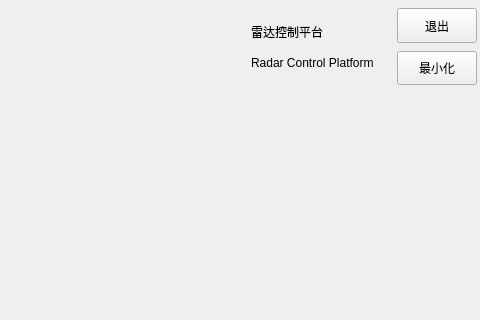
First picture: the form in mainPanel/mainoverlayout.ui, repository DanielWuxiaoxiao/DispCtrl, before the edit; both pictures show x 558 to 1038 and y 0 to 320 of the 1038 by 689 pixel window.
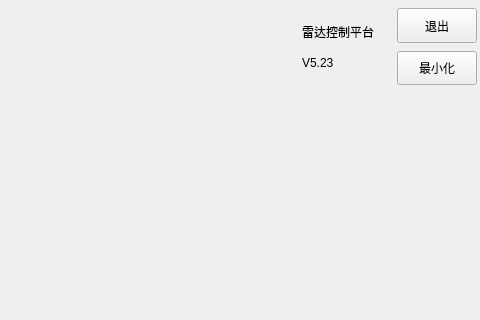
Second picture: the form after the edit. Icons and pictures are not drawn.

The edit to the form file:
```diff
--- a/mainPanel/mainoverlayout.ui
+++ b/mainPanel/mainoverlayout.ui
@@ -702,7 +702,7 @@
               <item>
                <widget class="QLabel" name="SubtitleLabel">
                 <property name="text">
-                 <string>Radar Control Platform</string>
+                 <string>V5.23</string>
                 </property>
                </widget>
               </item>
```
